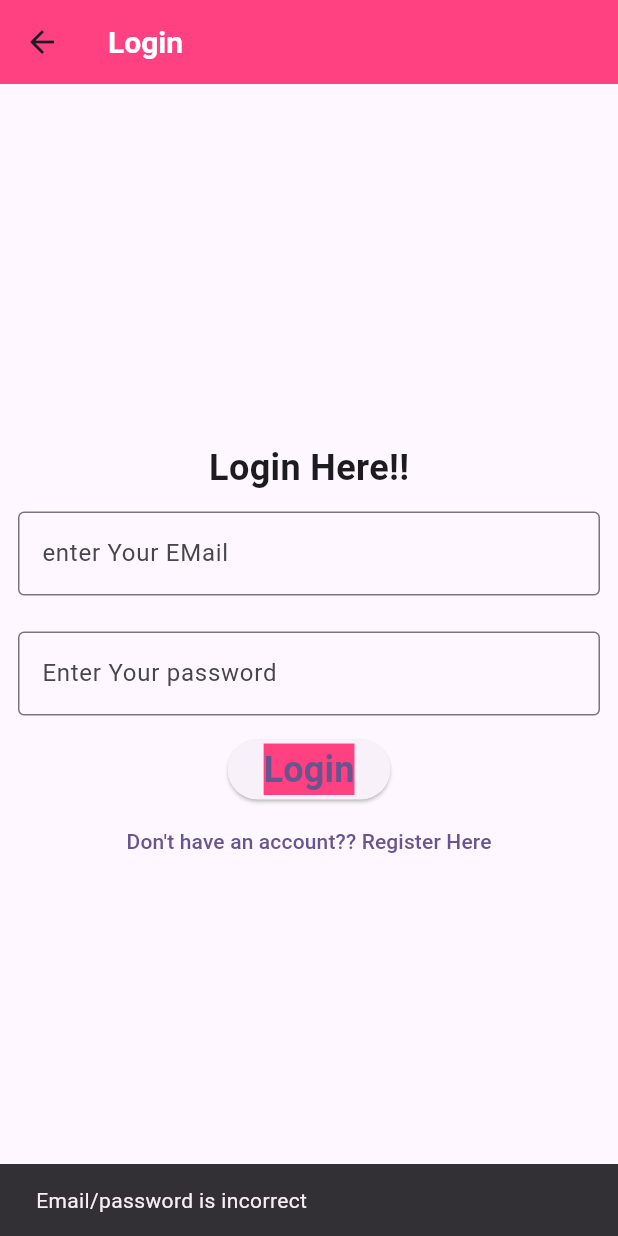
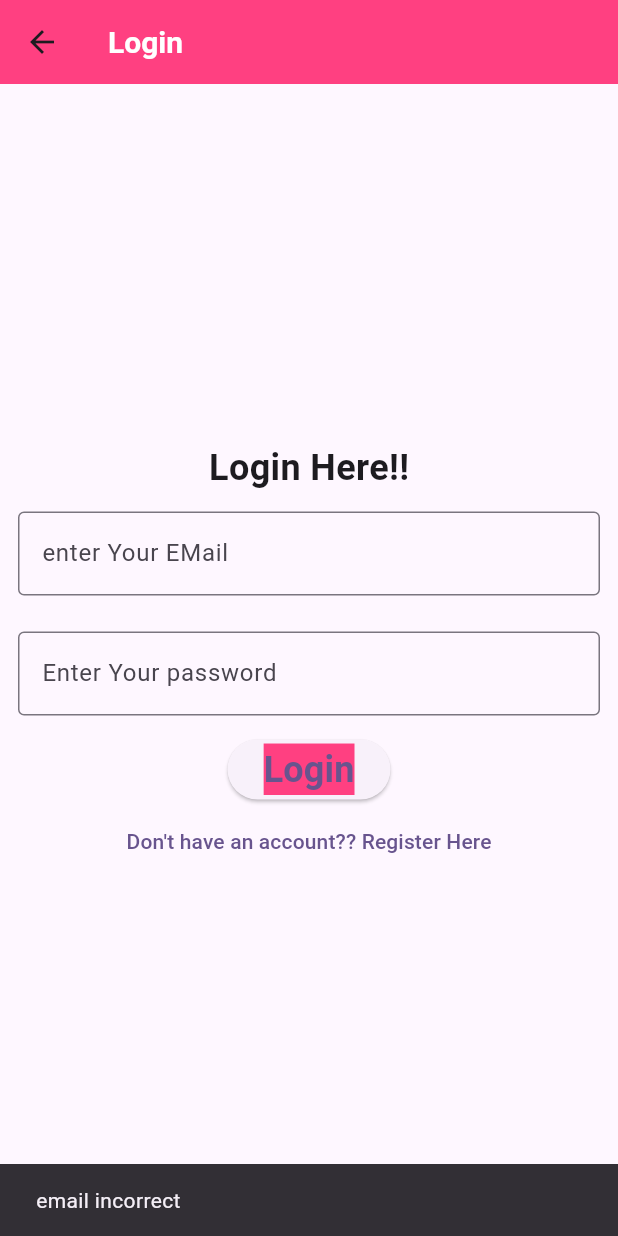
Before and after one commit to DIVYAKV15/practice_advanced_topic, a Flutter app: the LoginFirebase screen opened directly, after a tap on "Login", on a phone screen of 412 x 824 dp. Run offline on Flutter 3.47's test engine with Material 3 defaults, Android fonts, the phone set to English and light mode, and no system bars; our stand-ins replace cached_network_image, cloud_firestore, dio, firebase_auth, firebase_core, firebase_storage and 12 more; accounts and stored records are empty; network calls fail.

Commit message:
initial commit

```diff
--- a/lib/firebase_Cloud_storage/emailPasswordAuth/login_firbase.dart
+++ b/lib/firebase_Cloud_storage/emailPasswordAuth/login_firbase.dart
@@ -83,7 +83,7 @@
                             builder: (context) => const HomeFirebase()));
                   } else {
                     ScaffoldMessenger.of(context).showSnackBar(
-                        const SnackBar(content: Text("Email/password is incorrect")));
+                        const SnackBar(content: Text("email incorrect")));
                   }
                 });
               },
```
